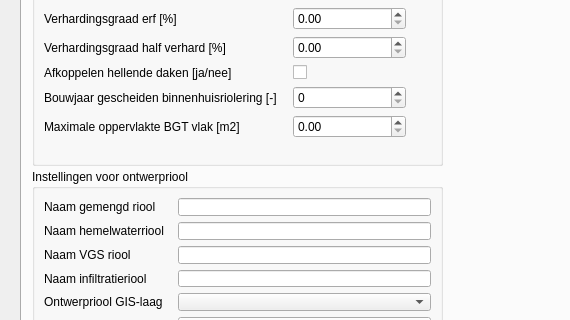
Old version of the form plugin/bgtinlooptool/BGTInloopTool_dialog_base.ui in the repository nens/bgt-inlooptool; both pictures show x 0 to 570 and y 271 to 591 of the 940 by 700 pixel window.
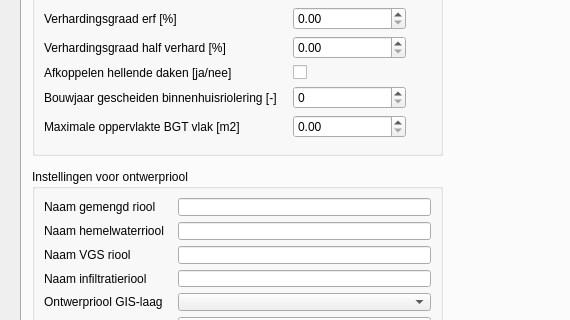
New version of the form. Custom widgets are drawn as their Qt base class.

Commit message: other target types 0

```diff
--- a/plugin/bgtinlooptool/BGTInloopTool_dialog_base.ui
+++ b/plugin/bgtinlooptool/BGTInloopTool_dialog_base.ui
@@ -285,7 +285,7 @@
        <x>10</x>
        <y>20</y>
        <width>411</width>
-       <height>361</height>
+       <height>351</height>
       </rect>
      </property>
      <property name="title">
```
The commit also changes 2 other files.
